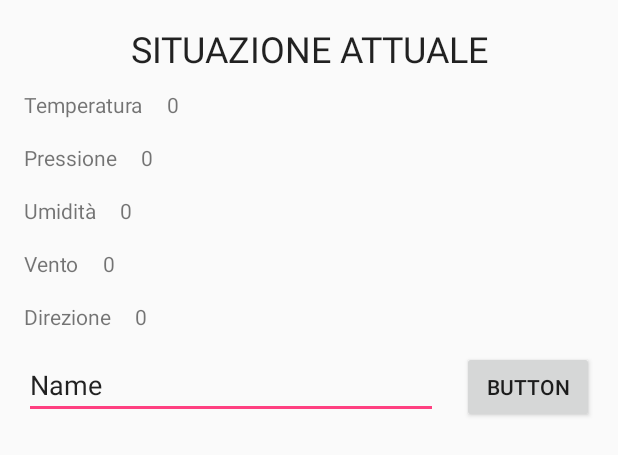
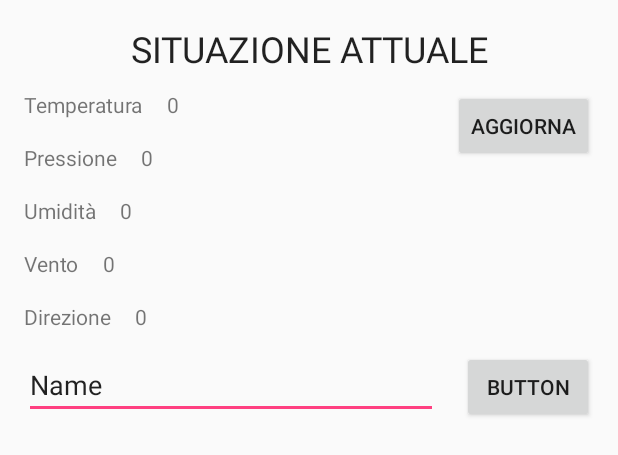
Before and after one commit to remotomasi/MeteoLecce, an Android app: the layout activity_main.xml on its own in the app's theme, with its tools: preview values and no code run, on a phone screen of 412 x 824 dp. Shown: the top 455 px of the screen. Run offline under Robolectric (Android 15) with nearby library versions, the phone set to English and light mode, and no system bars.

Commit message:
Added refresh button.

```diff
--- a/app/src/main/java/com/meteolecce/meteolecce/MainActivity.java
+++ b/app/src/main/java/com/meteolecce/meteolecce/MainActivity.java
@@ -1,7 +1,10 @@
 package com.meteolecce.meteolecce;
 import org.apache.http.impl.client.DefaultHttpClient;
 import org.json.JSONException;
+
+import android.content.Intent;
 import android.os.AsyncTask;
+import android.view.View;
 import android.widget.Toast;
 
 import android.support.v7.app.AppCompatActivity;
@@ -89,7 +92,12 @@ public class MainActivity extends AppCompatActivity {
         }
     }
 
-
+    /** Called when the user taps the Update button */
+    public void sendMessage(View view) {
+        Intent intent=new Intent(MainActivity.this,MainActivity.class);
+        startActivity(intent);
+        finish();
+    }
 
     private abstract class GetContacts extends AsyncTask<Void, Void, Void> {
         //public void readWeatherLecce() {
--- a/app/src/main/res/layout/activity_main.xml
+++ b/app/src/main/res/layout/activity_main.xml
@@ -150,4 +150,15 @@
         app:layout_constraintRight_toRightOf="parent"
         app:layout_constraintTop_toTopOf="parent" />
 
+    <Button
+        android:id="@+id/button"
+        android:layout_width="wrap_content"
+        android:layout_height="wrap_content"
+        android:onClick="sendMessage"
+        android:text="@string/update"
+        app:layout_constraintTop_toTopOf="parent"
+        android:layout_marginTop="60dp"
+        android:layout_marginRight="16dp"
+        app:layout_constraintRight_toRightOf="parent" />
+
 </android.support.constraint.ConstraintLayout>
--- a/app/src/main/res/values/strings.xml
+++ b/app/src/main/res/values/strings.xml
@@ -13,4 +13,5 @@
     <string name="humidity">0</string>
     <string name="humName">Umidità</string>
     <string name="titleMainPage">SITUAZIONE ATTUALE</string>
+    <string name="update">Aggiorna</string>
 </resources>
```
